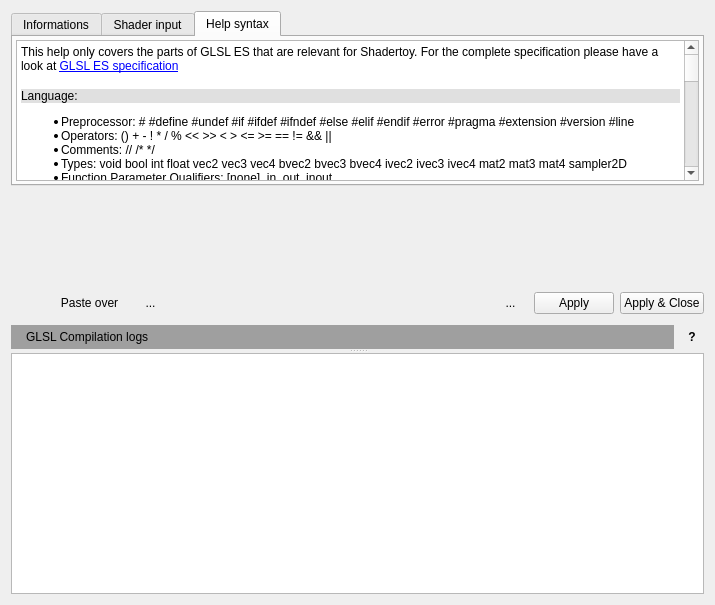
markus-wa/glmixer-mirror, file src/GLSLCodeEditorWidget.ui: the form before one commit.
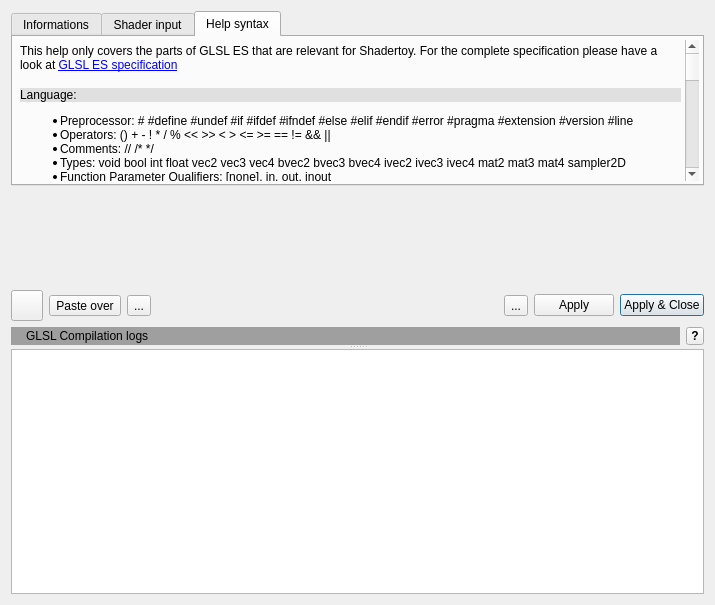
The form after the commit. The open tabs and pages were chosen to show the change. Icons and pictures are not drawn. Custom widgets are drawn as their Qt base class.

What changed in the file:
```diff
--- a/src/GLSLCodeEditorWidget.ui
+++ b/src/GLSLCodeEditorWidget.ui
@@ -17,33 +17,6 @@
    <iconset resource="../icons.qrc">
     <normaloff>:/glmixer/icons/glmixer.png</normaloff>:/glmixer/icons/glmixer.png</iconset>
   </property>
-  <property name="styleSheet">
-   <string notr="true">QToolButton {
-     border-style: solid;
-     border-width: 1px;
-     border-radius:5px;
-         padding: 3px;
-     min-height: 24px;
-     min-width: 24px;
-     border-color: transparent;
-     background: transparent;
-}
-
-QToolButton:checked {
-     border-color: palette(dark);
-     background-color: qradialgradient(cx: 0.7, cy: 1.4, fx: 0.7, fy: 1.9, radius: 1.5, stop: 0 palette(dark), stop: 1 transparent );
-}
-
-QToolButton:pressed {
-        background: palette(midlight);
-}
-
-QToolButton:hover {
-     border-color: palette(highlight);
-}
-
-</string>
-  </property>
   <layout class="QVBoxLayout" name="verticalLayout_2">
    <item>
     <widget class="QSplitter" name="splitter">
@@ -227,6 +200,16 @@
            </property>
            <item>
             <widget class="QTextBrowser" name="textBrowser">
+             <property name="styleSheet">
+              <string notr="true">QTextEdit{
+     border-width: 0px;
+     color:palette(button-text);
+     background-color: transparent;
+}</string>
+             </property>
+             <property name="frameShape">
+              <enum>QFrame::NoFrame</enum>
+             </property>
              <property name="documentTitle">
               <string>Help shadertoy</string>
              </property>
@@ -522,6 +505,12 @@
              <height>24</height>
             </size>
            </property>
+           <property name="autoDefault">
+            <bool>false</bool>
+           </property>
+           <property name="default">
+            <bool>true</bool>
+           </property>
           </widget>
          </item>
         </layout>
```
Left out of the diff: 5 changed lines with no effect on the pictures.
